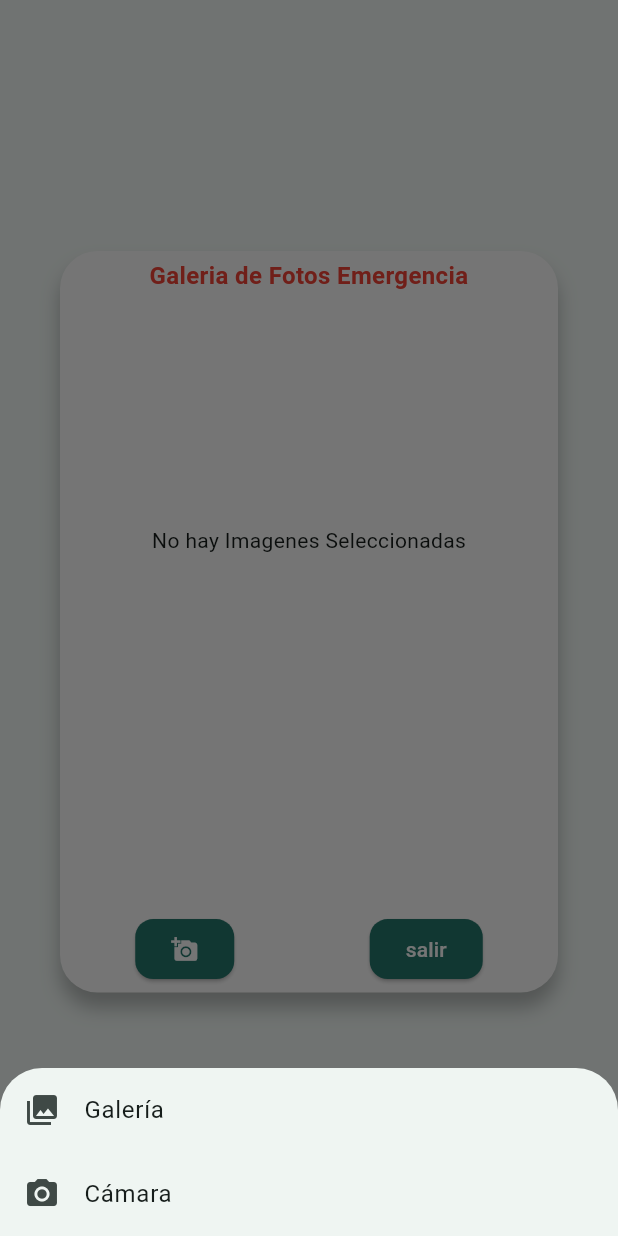
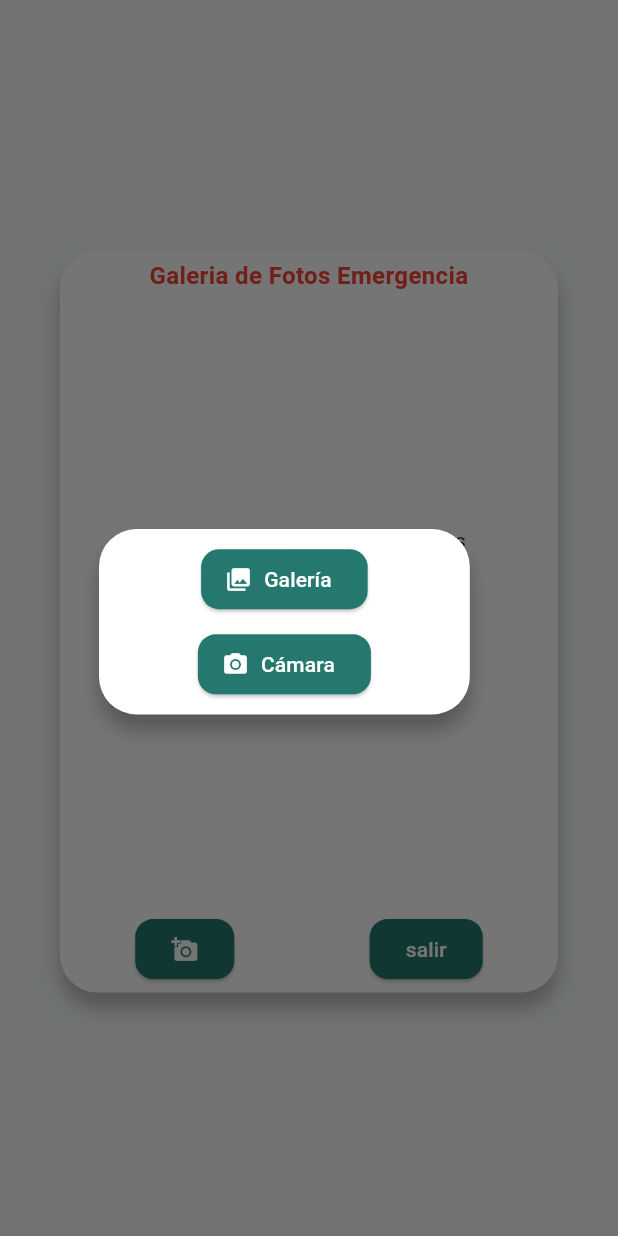
Before and after one commit to chichito/controlbomberos, a Flutter app: the LstfotosvideosEmergencia widget shown alone on an empty page, opened directly with empty values, after a tap on the "add a photo" icon, on a phone screen of 412 x 824 dp. Run offline on Flutter 3.47's test engine with Material 3 defaults, Android fonts, the phone set to English and light mode, and no system bars; our stand-ins replace dio, flutter_bloc, flutter_map, fluttertoast, gap, geolocator and 4 more; missing offline and left inert: avatars; accounts and stored records are empty.

Commit message:
domingo3

```diff
--- a/lib/main.dart
+++ b/lib/main.dart
@@ -7,7 +7,6 @@ import 'package:controlbomberos/ui/core/themes/theme.dart';
 import 'package:controlbomberos/ui/emergencia/bloc/emergencia_bloc.dart';
 import 'package:controlbomberos/ui/emergencia/bloc/tiempos_bloc.dart';
 import 'package:controlbomberos/ui/emergencia/view/emergencia_page.dart';
-import 'package:controlbomberos/ui/fotosvideos/bloc/fotosvideos_bloc.dart';
 import 'package:controlbomberos/ui/gps/bloc/gps_bloc.dart';
 import 'package:controlbomberos/ui/gps/view/gps_page.dart';
 import 'package:controlbomberos/ui/home/view/home_page.dart';
@@ -85,7 +84,6 @@ class MyApp extends StatelessWidget {
                   create: (context) =>
                       TiemposBloc(context.read<EmergenciaBloc>()),
                 ),
-                BlocProvider(create: (_) => FotosvideosBloc()),
               ],
               child: EmergenciaPage(),
             ),
--- a/lib/ui/emergencia/widgets/lstfotosvideos_emergencia.dart
+++ b/lib/ui/emergencia/widgets/lstfotosvideos_emergencia.dart
@@ -19,38 +19,6 @@ class LstfotosvideosEmergencia extends StatefulWidget {
 }
 
 class _LstfotosvideosEmergenciaState extends State<LstfotosvideosEmergencia> {
-  /*
-  final List<XFile> _imageFiles = [];
-
-  final ImagePicker _picker = ImagePicker();
-
-  // Método para seleccionar imágenes (una o varias desde galería)
-  Future<void> _pickImages(ImageSource source) async {
-    try {
-      if (source == ImageSource.gallery) {
-        // Seleccionar múltiples imágenes de la galería
-        final List<XFile> selectedFiles = await _picker.pickMultiImage();
-        if (selectedFiles.isNotEmpty) {
-          setState(() {
-            _imageFiles.addAll(selectedFiles);
-          });
-        }
-      } else {
-        // Capturar una imagen con la cámara
-        final XFile? photo = await _picker.pickImage(
-          source: ImageSource.camera,
-        );
-        if (photo != null) {
-          setState(() {
-            _imageFiles.add(photo);
-          });
-        }
-      }
-    } catch (e) {
-      print("Error al seleccionar la imagen: $e");
-    }
-  }
-*/
   // Muestra un menú inferior (Modal) para elegir opción
   void _showOptions(BuildContext context) {
     showModalBottomSheet(
@@ -194,7 +162,19 @@ class _LstfotosvideosEmergenciaState extends State<LstfotosvideosEmergencia> {
                     children: [
                       SizedBox(
                         child: ElevatedButton(
-                          onPressed: () => _showOptions(context),
+                          onPressed: () {
+                            final fotosVideosBloc =
+                                BlocProvider.of<FotosvideosBloc>(context);
+                            showDialog(
+                              context: context,
+                              builder: (BuildContext context) {
+                                return BlocProvider.value(
+                                  value: fotosVideosBloc,
+                                  child: ItemBotonesGaleriaCamara(size: size),
+                                );
+                              },
+                            );
+                          },
                           child: Icon(Icons.add_a_photo),
                         ),
                       ),
@@ -215,3 +195,64 @@ class _LstfotosvideosEmergenciaState extends State<LstfotosvideosEmergencia> {
     );
   }
 }
+
+class ItemBotonesGaleriaCamara extends StatelessWidget {
+  const ItemBotonesGaleriaCamara({super.key, required this.size});
+
+  final Size size;
+
+  @override
+  Widget build(BuildContext context) {
+    final aa = context.read<FotosvideosBloc>();
+    return Dialog(
+      shape: RoundedRectangleBorder(borderRadius: BorderRadius.circular(16)),
+      elevation: 0.0,
+      backgroundColor: Colors.transparent,
+      child: Stack(
+        children: [
+          Container(
+            width: size.width * 0.60,
+            height: size.height * 0.15,
+            padding: EdgeInsets.only(top: 5, bottom: 5, left: 5, right: 5),
+            margin: EdgeInsets.only(top: 5),
+            decoration: BoxDecoration(
+              color: Colors.white,
+              shape: BoxShape.rectangle,
+              borderRadius: BorderRadius.circular(25),
+              boxShadow: [
+                BoxShadow(
+                  color: Colors.black26,
+                  blurRadius: 10.0,
+                  offset: Offset(0.0, 10.0),
+                ),
+              ],
+            ),
+            child: Column(
+              mainAxisAlignment: MainAxisAlignment.spaceAround,
+              children: [
+                ElevatedButton.icon(
+                  onPressed: () {
+                    aa.add(PickImagesFromGalleryEvent());
+                    Navigator.of(context).pop();
+                  },
+                  icon: Icon(Icons.photo_library),
+                  label: Text('Galería'),
+                ),
+                ElevatedButton.icon(
+                  onPressed: () {
+                    context.read<FotosvideosBloc>().add(
+                      PickImagesFromCameraEvent(),
+                    );
+                    Navigator.of(context).pop();
+                  },
+                  icon: Icon(Icons.camera_alt),
+                  label: Text('Cámara'),
+                ),
+              ],
+            ),
+          ),
+        ],
+      ),
+    );
+  }
+}
```
Also changed, not shown: lib/ui/emergencia/widgets/menuflotante_emergencia.dart (+7 -3 lines).
